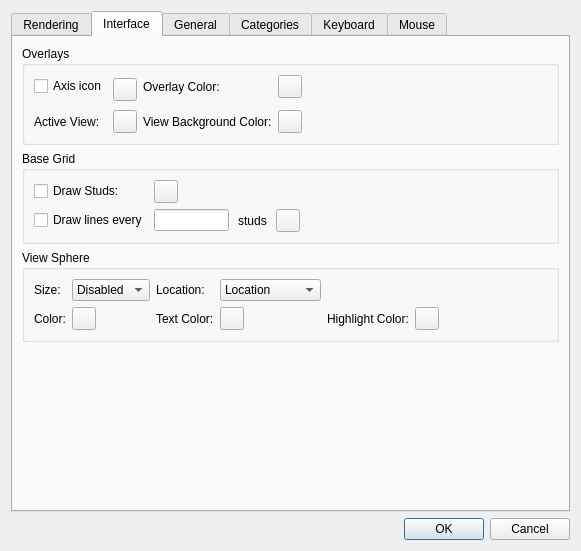
The window that lclib/qt/lc_qpreferencesdialog.ui (trevorsandy/lpub3d-ci) describes before a commit, drawn with Qt 5.
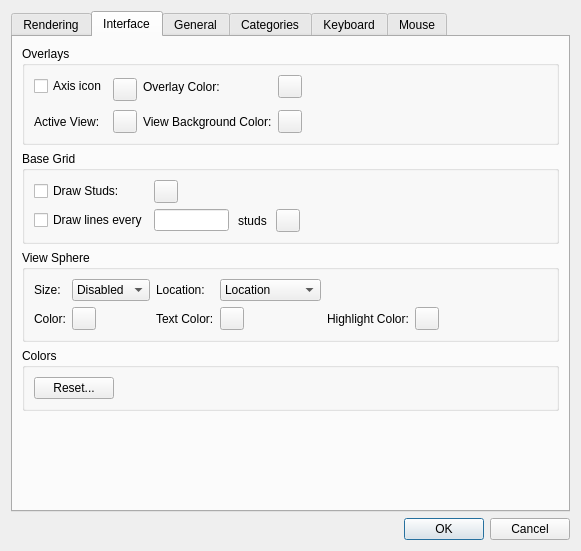
The same window after the commit. The open tabs and pages were chosen to show the change. Icons and pictures are not drawn.

Commit message: Reset 3DViewer interface colours to theme default #73

Diff of the .ui file:
```diff
--- a/lclib/qt/lc_qpreferencesdialog.ui
+++ b/lclib/qt/lc_qpreferencesdialog.ui
@@ -889,6 +889,38 @@
          </layout>
         </widget>
        </item>
+       <item>
+        <widget class="QGroupBox" name="themeColorsGroup">
+         <property name="title">
+          <string>Colors</string>
+         </property>
+         <layout class="QHBoxLayout" name="horizontalLayout_8">
+          <item>
+           <widget class="QPushButton" name="ResetColorsButton">
+            <property name="toolTip">
+             <string>Reset interface colors to theme default</string>
+            </property>
+            <property name="text">
+             <string>Reset...</string>
+            </property>
+           </widget>
+          </item>
+          <item>
+           <spacer name="horizontalSpacer_7">
+            <property name="orientation">
+             <enum>Qt::Horizontal</enum>
+            </property>
+            <property name="sizeHint" stdset="0">
+             <size>
+              <width>40</width>
+              <height>20</height>
+             </size>
+            </property>
+           </spacer>
+          </item>
+         </layout>
+        </widget>
+       </item>
        <item>
         <spacer name="verticalSpacer_3">
          <property name="orientation">
```
The commit also changes 11 other files.
